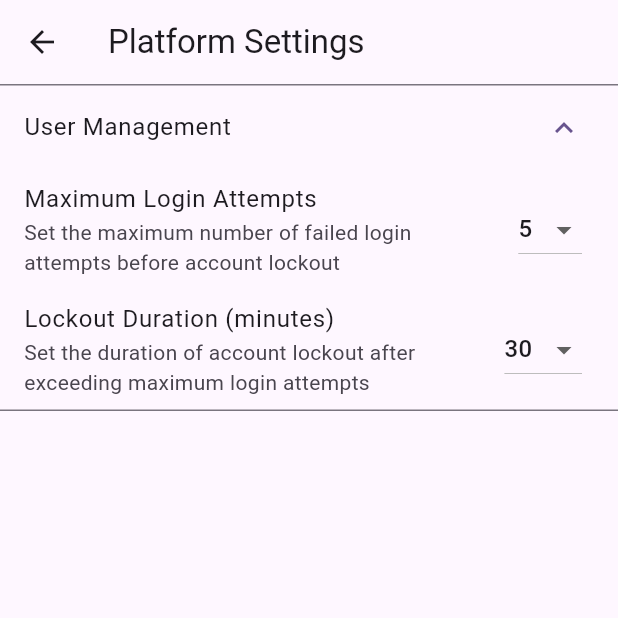
After one commit to BS-PMC-2024/BS-PMC-2024-Team18, a Flutter app: the AdminSettingsPage screen opened directly, after a tap on "User Management", on a phone screen of 412 x 824 dp, the top half of it. The commit adds this screen. Run offline on Flutter 3.47's test engine with Material 3 defaults, Android fonts, the phone set to English and light mode, and no system bars; our stand-ins replace animated_text_kit, file_picker, firebase_auth, firebase_core, firebase_database, fl_chart and 7 more; missing offline and left inert: easy_separator, syncfusion_flutter_pdf; accounts and stored records are empty.

Commit message:
BSPMS2418-104

```diff
--- a/quiz_learn_app_ai/lib/admin_pages/admin_home_page.dart
+++ b/quiz_learn_app_ai/lib/admin_pages/admin_home_page.dart
@@ -10,6 +10,7 @@
 import 'package:quiz_learn_app_ai/auth_pages/auth_page.dart';
 import 'package:quiz_learn_app_ai/auth_pages/loading_page.dart';
 import 'package:quiz_learn_app_ai/services/firebase_service.dart';
+import 'package:quiz_learn_app_ai/admin_pages/admin_settings_page.dart';
 
 class AdminHomePage extends StatefulWidget {
   const AdminHomePage({super.key});
@@ -305,6 +306,17 @@
             );
           },
         ),
+        _buildActionCard(
+  icon: Icons.settings,
+  title: 'Platform Settings',
+  description: 'Manage platform-wide settings and configurations',
+  onTap: () {
+    Navigator.push(
+      context,
+      MaterialPageRoute(builder: (context) => const AdminSettingsPage()),
+    );
+  },
+),
       ],
     );
   }
--- /dev/null
+++ b/quiz_learn_app_ai/lib/admin_pages/admin_settings_page.dart
@@ -0,0 +1,116 @@
+import 'package:flutter/material.dart';
+import 'package:quiz_learn_app_ai/services/firebase_service.dart';
+
+class AdminSettingsPage extends StatefulWidget {
+  const AdminSettingsPage({Key? key}) : super(key: key);
+
+  @override
+  _AdminSettingsPageState createState() => _AdminSettingsPageState();
+}
+
+class _AdminSettingsPageState extends State<AdminSettingsPage> {
+  final FirebaseService _firebaseService = FirebaseService();
+  bool _isLoading = true;
+  Map<String, dynamic> _settings = {};
+
+  @override
+  void initState() {
+    super.initState();
+    _loadSettings();
+  }
+
+  Future<void> _loadSettings() async {
+    try {
+      final settings = await _firebaseService.getAdminSettings();
+      setState(() {
+        _settings = settings;
+        _isLoading = false;
+      });
+    } catch (e) {
+      print('Error loading settings: $e');
+      setState(() {
+        _isLoading = false;
+      });
+    }
+  }
+
+  Future<void> _updateSetting(String key, dynamic value) async {
+    try {
+      await _firebaseService.updateAdminSetting(key, value);
+      ScaffoldMessenger.of(context).showSnackBar(
+        SnackBar(content: Text('Setting updated successfully')),
+      );
+    } catch (e) {
+      print('Error updating setting: $e');
+      ScaffoldMessenger.of(context).showSnackBar(
+        SnackBar(content: Text('Failed to update setting')),
+      );
+    }
+  }
+
+  Widget _buildSettingItem(String title, String description, Widget control) {
+    return ListTile(
+      title: Text(title),
+      subtitle: Text(description),
+      trailing: control,
+    );
+  }
+
+  @override
+  Widget build(BuildContext context) {
+    return Scaffold(
+      appBar: AppBar(
+        title: Text('Platform Settings'),
+      ),
+      body: _isLoading
+          ? Center(child: CircularProgressIndicator())
+          : ListView(
+              children: [
+                ExpansionTile(
+                  title: Text('User Management'),
+                  children: [
+                    _buildSettingItem(
+                      'Maximum Login Attempts',
+                      'Set the maximum number of failed login attempts before account lockout',
+                      DropdownButton<int>(
+                        value: _settings['maxLoginAttempts'] ?? 5,
+                        items: [3, 5, 10].map((int value) {
+                          return DropdownMenuItem<int>(
+                            value: value,
+                            child: Text(value.toString()),
+                          );
+                        }).toList(),
+                        onChanged: (value) async {
+                          await _updateSetting('maxLoginAttempts', value);
+                          setState(() {
+                            _settings['maxLoginAttempts'] = value;
+                          });
+                        },
+                      ),
+                    ),
+                    _buildSettingItem(
+                      'Lockout Duration (minutes)',
+                      'Set the duration of account lockout after exceeding maximum login attempts',
+                      DropdownButton<int>(
+                        value: _settings['lockoutDurationMinutes'] ?? 30,
+                        items: [10, 30, 60, 120].map((int value) {
+                          return DropdownMenuItem<int>(
+                            value: value,
+                            child: Text(value.toString()),
+                          );
+                        }).toList(),
+                        onChanged: (value) async {
+                          await _updateSetting('lockoutDurationMinutes', value);
+                          setState(() {
+                            _settings['lockoutDurationMinutes'] = value;
+                          });
+                        },
+                      ),
+                    ),
+                  ],
+                ),
+              ],
+            ),
+    );
+  }
+}
--- a/quiz_learn_app_ai/lib/services/firebase_service.dart
+++ b/quiz_learn_app_ai/lib/services/firebase_service.dart
@@ -13,6 +13,29 @@ class FirebaseService {
 
   FirebaseService({DatabaseReference? database , FirebaseAuth? auth})
       : _database = database ?? FirebaseDatabase.instance.ref(),   _auth = auth ?? FirebaseAuth.instance;
+
+Future<Map<String, dynamic>> getAdminSettings() async {
+  try {
+    final snapshot = await _database.child('adminSettings').get();
+    if (snapshot.exists) {
+      return Map<String, dynamic>.from(snapshot.value as Map);
+    } else {
+      return {};
+    }
+  } catch (e) {
+    print('Error getting admin settings: $e');
+    throw e;
+  }
+}
+
+Future<void> updateAdminSetting(String key, dynamic value) async {
+  try {
+    await _database.child('adminSettings').child(key).set(value);
+  } catch (e) {
+    print('Error updating admin setting: $e');
+    throw e;
+  }
+}
 
   Future<Map<String, dynamic>> getPlatformReportData() async {
     try {
```
Also changed, not shown: quiz_learn_app_ai/lib/auth_pages/sign_in_page.dart (+48 -1 lines).
